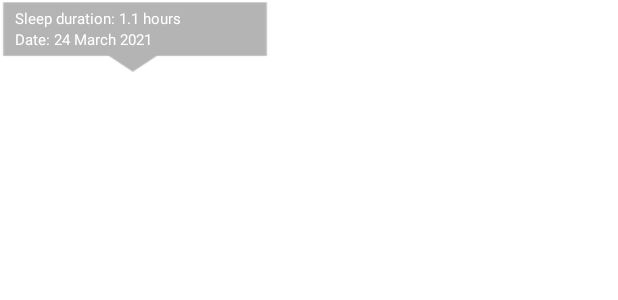
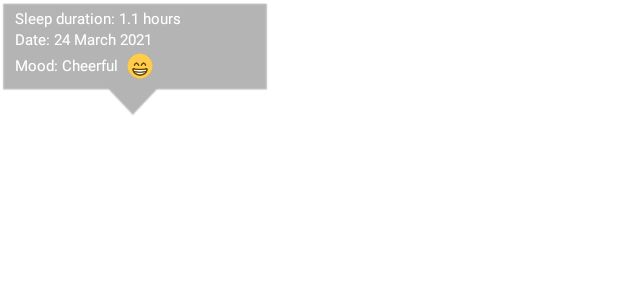
Before and after one commit to Sushil-Kumar1999/MoodTracker, an Android app: the layout sleep_marker_view.xml on its own in the app's theme, with its tools: preview values and no code run, on a phone screen of 412 x 824 dp. Shown: the top 300 px of the screen. Run offline under Robolectric (Android 15) with nearby library versions, the phone set to English and light mode, and no system bars.

Commit message:
display mood on marker view

```diff
--- a/app/src/main/res/layout/sleep_marker_view.xml
+++ b/app/src/main/res/layout/sleep_marker_view.xml
@@ -2,7 +2,7 @@
 <RelativeLayout
     xmlns:android="http://schemas.android.com/apk/res/android"
     android:layout_width="wrap_content"
-    android:layout_height="50dp"
+    android:layout_height="80dp"
     android:paddingHorizontal="10dp"
     android:paddingTop="5dp"
     android:background="@drawable/marker_bg">
@@ -28,4 +28,35 @@
         android:textColor="@android:color/white"
         android:textAppearance="?android:attr/textAppearanceSmall" />
 
+    <TextView
+        android:id="@+id/mv_tv_mood"
+        android:layout_width="wrap_content"
+        android:layout_height="wrap_content"
+        android:layout_below="@+id/mv_tv_date"
+        android:textColor="@android:color/white"
+        android:layout_marginTop="3dp"
+        android:textSize="10sp"
+        android:text="Mood: " />
+
+    <TextView
+        android:id="@+id/mv_tv_mood_value"
+        android:layout_width="wrap_content"
+        android:layout_height="wrap_content"
+        android:layout_below="@+id/mv_tv_date"
+        android:layout_toRightOf="@id/mv_tv_mood"
+        android:textColor="@android:color/white"
+        android:layout_marginTop="3dp"
+        android:textSize="10sp"
+        android:text="Cheerful" />
+
+    <ImageView
+        android:id="@+id/mv_iv_mood"
+        android:layout_width="17dp"
+        android:layout_height="17dp"
+        android:layout_toRightOf="@+id/mv_tv_mood_value"
+        android:layout_below="@+id/mv_tv_date"
+        android:layout_marginLeft="5dp"
+        android:layout_marginTop="2dp"
+        android:src="@drawable/very_happy_face" />
+
 </RelativeLayout>
```
Also changed, not shown: app/src/main/java/com/example/moodtracker/SleepDataMarkerView.java (+13 -5 lines), app/src/main/java/com/example/moodtracker/SleepStatsActivity.java (+5 -4 lines).
